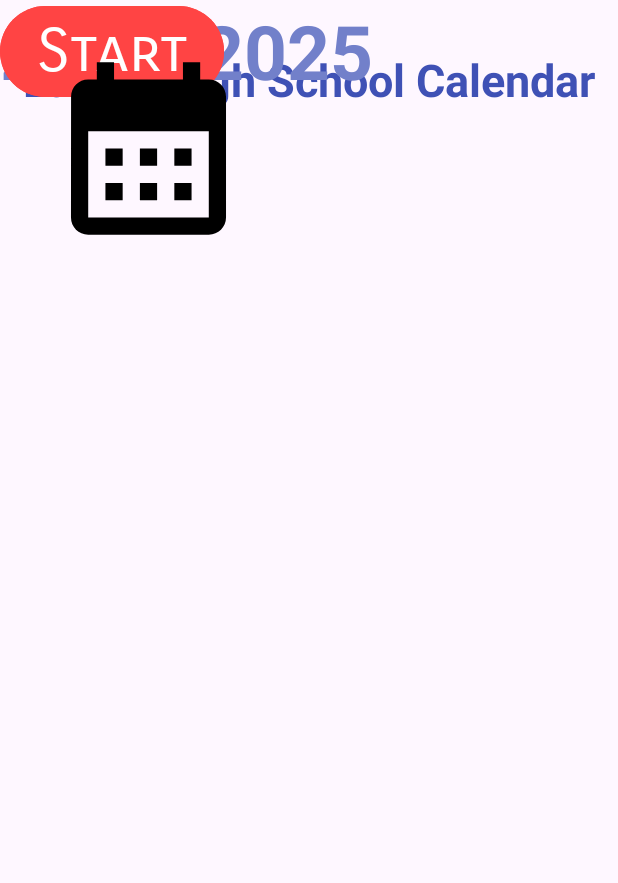
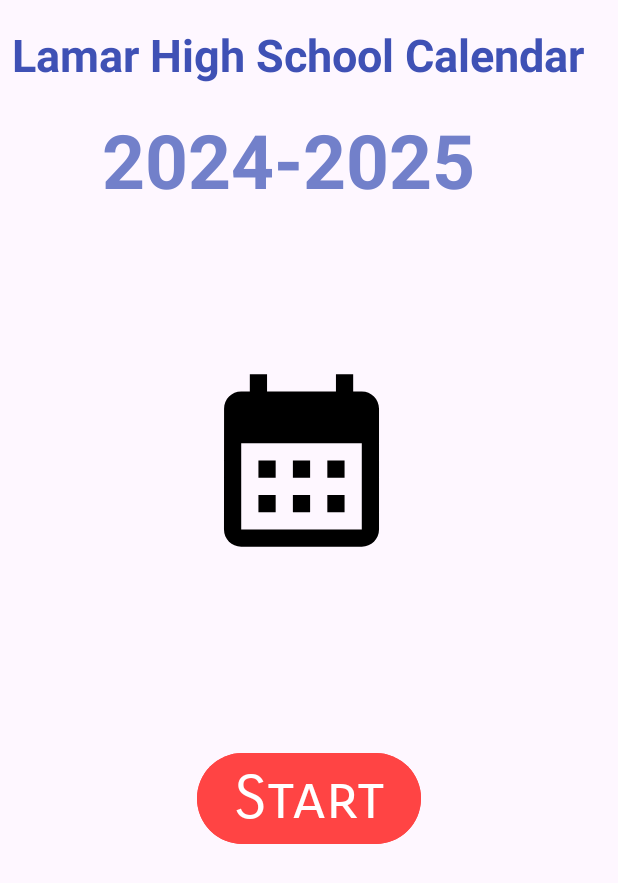
Before and after one commit to kayla-mich/Calendar2024-2025-java-, an Android app: the screen it shows after launch (MainActivity), on a phone screen of 412 x 824 dp. Shown: the top 883 px of the screen. Run offline under Robolectric (Android 15) with nearby library versions, the light colour scheme and no system bars.

Commit message:
layout is fixed

```diff
--- a/app/src/main/res/layout/activity_main.xml
+++ b/app/src/main/res/layout/activity_main.xml
@@ -4,63 +4,68 @@
     xmlns:tools="http://schemas.android.com/tools"
     android:id="@+id/homescreen"
     android:layout_width="match_parent"
-    android:layout_height="match_parent"
-    tools:context=".MainActivity"
-    android:orientation="vertical">
+    android:layout_height="wrap_content"
+    android:orientation="vertical"
+    tools:context=".MainActivity">
 
     <TextView
         android:id="@+id/title"
         style="@android:style/Widget.DeviceDefault.TextView"
         android:layout_width="wrap_content"
         android:layout_height="wrap_content"
+        android:layout_marginStart="8dp"
+        android:layout_marginTop="16dp"
         android:text="Lamar High School Calendar"
-        app:layout_constraintBottom_toBottomOf="parent"
-        app:layout_constraintEnd_toEndOf="parent"
-        app:layout_constraintStart_toStartOf="parent"
-        app:layout_constraintTop_toTopOf="parent"
-        app:layout_constraintVertical_bias="0.042"
         android:textColor="#3F51B5"
         android:textColorHighlight="#3F51B5"
         android:textSize="30sp"
         android:textStyle="bold"
         android:visibility="visible"
-        tools:visibility="visible"/>
+        app:layout_constraintStart_toStartOf="parent"
+        app:layout_constraintTop_toTopOf="parent"
+        tools:visibility="visible" />
 
     <TextView
         android:id="@+id/Year"
-        android:layout_width="wrap_content"
+        android:layout_width="0dp"
         android:layout_height="wrap_content"
+        android:layout_marginStart="68dp"
+        android:layout_marginTop="16dp"
         android:text="2024-2025"
         android:textColor="#7280CA"
         android:textSize="50sp"
         android:textStyle="bold"
         android:visibility="visible"
-        tools:visibility="visible"
-        tools:layout_editor_absoluteX="66dp"
-        tools:layout_editor_absoluteY="69dp"
-        tools:ignore="MissingConstraints" />
+        app:layout_constraintStart_toStartOf="parent"
+        app:layout_constraintTop_toBottomOf="@+id/title"
+        tools:ignore="MissingConstraints"
+        tools:visibility="visible" />
 
     <Button
         android:id="@+id/firstbutton"
-        android:layout_width="wrap_content"
+        android:layout_width="0dp"
         android:layout_height="wrap_content"
+        android:layout_marginStart="131dp"
+        android:layout_marginTop="92dp"
         android:backgroundTint="@android:color/holo_red_light"
         android:fontFamily="sans-serif-smallcaps"
         android:lineSpacingExtra="70sp"
         android:text="Start"
         android:textAlignment="viewEnd"
         android:textSize="40sp"
-        tools:ignore="MissingConstraints"
-        tools:layout_editor_absoluteX="131dp"
-        tools:layout_editor_absoluteY="489dp" />
+        app:layout_constraintStart_toStartOf="parent"
+        app:layout_constraintTop_toBottomOf="@+id/imageView2"
+        tools:ignore="MissingConstraints" />
 
     <ImageView
         android:id="@+id/imageView2"
         android:layout_width="198dp"
         android:layout_height="198dp"
+        android:layout_marginStart="102dp"
+        android:layout_marginTop="68dp"
+        app:layout_constraintStart_toStartOf="parent"
+        app:layout_constraintTop_toBottomOf="@+id/Year"
         app:srcCompat="@drawable/newcalendar_foreground"
-        tools:layout_editor_absoluteX="102dp"
-        tools:layout_editor_absoluteY="199dp"
         tools:ignore="MissingConstraints" />
 
 </androidx.constraintlayout.widget.ConstraintLayout>
```
